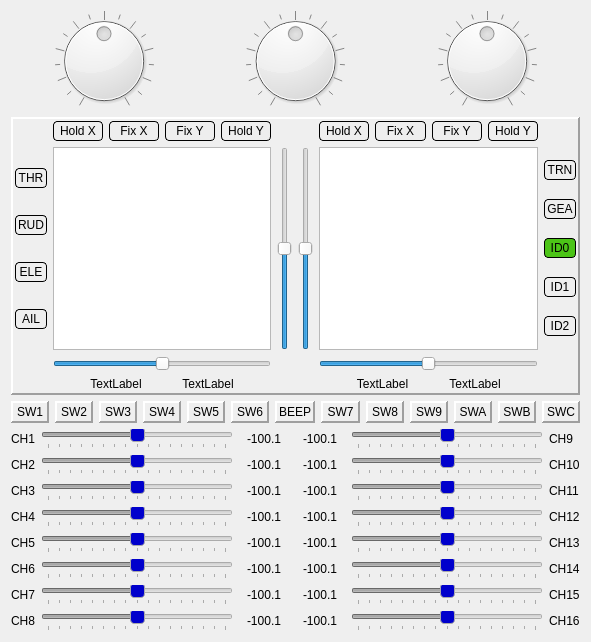
roberto1903/companion9x, file src/simulatordialog.ui: the form before one commit.
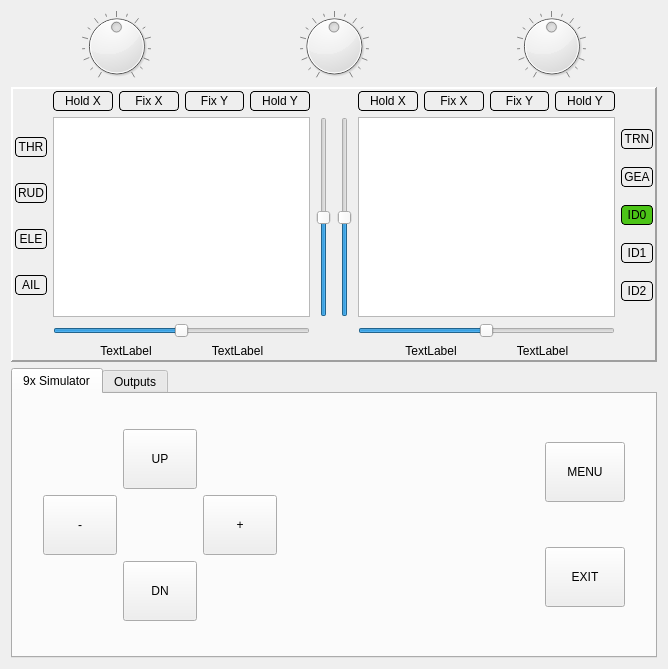
The form after the commit. Icons and pictures are not drawn. Custom widgets are drawn as their Qt base class.

Patch:
```diff
--- a/src/simulatordialog.ui
+++ b/src/simulatordialog.ui
@@ -6,18 +6,18 @@
    <rect>
     <x>0</x>
     <y>0</y>
-    <width>591</width>
-    <height>642</height>
+    <width>668</width>
+    <height>669</height>
    </rect>
   </property>
   <property name="windowTitle">
-   <string>ER9x Simulator</string>
+   <string>Companion9x Simulator</string>
   </property>
   <property name="windowIcon">
    <iconset resource="companion9x.qrc">
     <normaloff>:/images/simulate.png</normaloff>:/images/simulate.png</iconset>
   </property>
-  <layout class="QVBoxLayout" name="verticalLayout_9" stretch="0,0,0,0">
+  <layout class="QVBoxLayout" name="verticalLayout_9" stretch="0,0,0">
    <item>
     <layout class="QHBoxLayout" name="horizontalLayout_2">
      <item>
@@ -739,6 +739,246 @@
     </widget>
    </item>
    <item>
+    <widget class="QTabWidget" name="tabWidget">
+     <property name="enabled">
+      <bool>true</bool>
+     </property>
+     <property name="currentIndex">
+      <number>0</number>
+     </property>
+     <widget class="QWidget" name="simu">
+      <attribute name="title">
+       <string>9x Simulator</string>
+      </attribute>
+      <layout class="QHBoxLayout" name="horizontalLayout_8" stretch="0,0,0,0,0">
+       <item>
+        <spacer name="horizontalSpacer">
+         <property name="orientation">
+          <enum>Qt::Horizontal</enum>
+         </property>
+         <property name="sizeHint" stdset="0">
+          <size>
+           <width>40</width>
+           <height>20</height>
+          </size>
+         </property>
+        </spacer>
+       </item>
+       <item>
+        <layout class="QGridLayout" name="gridLayout_5" columnstretch="0,0,0">
+         <item row="1" column="1">
+          <widget class="QPushButton" name="upButton">
+           <property name="sizePolicy">
+            <sizepolicy hsizetype="Fixed" vsizetype="Fixed">
+             <horstretch>0</horstretch>
+             <verstretch>0</verstretch>
+            </sizepolicy>
+           </property>
+           <property name="minimumSize">
+            <size>
+             <width>60</width>
+             <height>60</height>
+            </size>
+           </property>
+           <property name="text">
+            <string>UP</string>
+           </property>
+          </widget>
+         </item>
+         <item row="3" column="1">
+          <widget class="QPushButton" name="downButton">
+           <property name="sizePolicy">
+            <sizepolicy hsizetype="Fixed" vsizetype="Fixed">
+             <horstretch>0</horstretch>
+             <verstretch>0</verstretch>
+            </sizepolicy>
+           </property>
+           <property name="minimumSize">
+            <size>
+             <width>60</width>
+             <height>60</height>
+            </size>
+           </property>
+           <property name="text">
+            <string>DN</string>
+           </property>
+          </widget>
+         </item>
+         <item row="2" column="1">
+          <spacer name="verticalSpacer">
+           <property name="orientation">
+            <enum>Qt::Vertical</enum>
+           </property>
+           <property name="sizeHint" stdset="0">
+            <size>
+             <width>20</width>
+             <height>40</height>
+            </size>
+           </property>
+          </spacer>
+         </item>
+         <item row="2" column="0">
+          <widget class="QPushButton" name="leftButton">
+           <property name="sizePolicy">
+            <sizepolicy hsizetype="Fixed" vsizetype="Fixed">
+             <horstretch>0</horstretch>
+             <verstretch>0</verstretch>
+            </sizepolicy>
+           </property>
+           <property name="minimumSize">
+            <size>
+             <width>60</width>
+             <height>60</height>
+            </size>
+           </property>
+           <property name="text">
+            <string>-</string>
+           </property>
+          </widget>
+         </item>
+         <item row="2" column="2">
+          <widget class="QPushButton" name="rightButton">
+           <property name="sizePolicy">
+            <sizepolicy hsizetype="Fixed" vsizetype="Fixed">
+             <horstretch>0</horstretch>
+             <verstretch>0</verstretch>
+            </sizepolicy>
+           </property>
+           <property name="minimumSize">
+            <size>
+             <width>60</width>
+             <height>60</height>
+            </size>
+           </property>
+           <property name="text">
+            <string>+</string>
+           </property>
+          </widget>
+         </item>
+         <item row="0" column="1">
+          <spacer name="verticalSpacer_2">
+           <property name="orientation">
+            <enum>Qt::Vertical</enum>
+           </property>
+           <property name="sizeHint" stdset="0">
+            <size>
+             <width>20</width>
+             <height>40</height>
+            </size>
+           </property>
+          </spacer>
+         </item>
+         <item row="4" column="1">
+          <spacer name="verticalSpacer_3">
+           <property name="orientation">
+            <enum>Qt::Vertical</enum>
+           </property>
+           <property name="sizeHint" stdset="0">
+            <size>
+             <width>20</width>
+             <height>40</height>
+            </size>
+           </property>
+          </spacer>
+         </item>
+        </layout>
+       </item>
+       <item>
+        <layout class="QVBoxLayout" name="verticalLayout_18">
+         <item>
+          <spacer name="verticalSpacer_5">
+           <property name="orientation">
+            <enum>Qt::Vertical</enum>
+           </property>
+           <property name="sizeHint" stdset="0">
+            <size>
+             <width>20</width>
+             <height>40</height>
+            </size>
+           </property>
+          </spacer>
+         </item>
+         <item>
+          <widget class="lcdWidget" name="lcd" native="true">
+           <property name="minimumSize">
+            <size>
+             <width>256</width>
+             <height>128</height>
+            </size>
+           </property>
+          </widget>
+         </item>
+         <item>
+          <spacer name="verticalSpacer_4">
+           <property name="orientation">
+            <enum>Qt::Vertical</enum>
+           </property>
+           <property name="sizeHint" stdset="0">
+            <size>
+             <width>20</width>
+             <height>40</height>
+            </size>
+           </property>
+          </spacer>
+         </item>
+        </layout>
+       </item>
+       <item>
+        <layout class="QVBoxLayout" name="verticalLayout_16">
+         <item>
+          <widget class="QPushButton" name="menuButton">
+           <property name="minimumSize">
+            <size>
+             <width>0</width>
+             <height>60</height>
+            </size>
+           </property>
+           <property name="text">
+            <string>MENU</string>
+           </property>
+          </widget>
+         </item>
+         <item>
+          <widget class="QPushButton" name="exitButton">
+           <property name="minimumSize">
+            <size>
+             <width>0</width>
+             <height>60</height>
+            </size>
+           </property>
+           <property name="text">
+            <string>EXIT</string>
+           </property>
+          </widget>
+         </item>
+        </layout>
+       </item>
+       <item>
+        <spacer name="horizontalSpacer_2">
+         <property name="orientation">
+          <enum>Qt::Horizontal</enum>
+         </property>
+         <property name="sizeHint" stdset="0">
+          <size>
+           <width>40</width>
+           <height>20</height>
+          </size>
+         </property>
+        </spacer>
+       </item>
+      </layout>
+     </widget>
+     <widget class="QWidget" name="outputs">
+      <attribute name="title">
+       <string>Outputs</string>
+      </attribute>
+      <layout class="QVBoxLayout" name="verticalLayout_12">
+       <item>
+        <layout class="QVBoxLayout" name="verticalLayout_11">
+         <property name="sizeConstraint">
+          <enum>QLayout::SetDefaultConstraint</enum>
+         </property>
+         <item>
     <layout class="QHBoxLayout" name="horizontalLayout">
      <item>
       <widget class="QFrame" name="cswitch_1">
@@ -1145,6 +1385,8 @@
      </item>
     </layout>
    </item>
+        </layout>
+       </item>
    <item>
     <layout class="QGridLayout" name="gridLayout_4" columnstretch="0,0,0,0,0,0">
      <item row="0" column="0">
@@ -2207,6 +2449,18 @@
    </item>
   </layout>
  </widget>
+    </widget>
+   </item>
+  </layout>
+ </widget>
+ <customwidgets>
+  <customwidget>
+   <class>lcdWidget</class>
+   <extends>QWidget</extends>
+   <header>lcdwidget.h</header>
+   <container>1</container>
+  </customwidget>
+ </customwidgets>
  <resources>
   <include location="companion9x.qrc"/>
  </resources>
```
Lines whose indentation alone changed are shown as unchanged.
